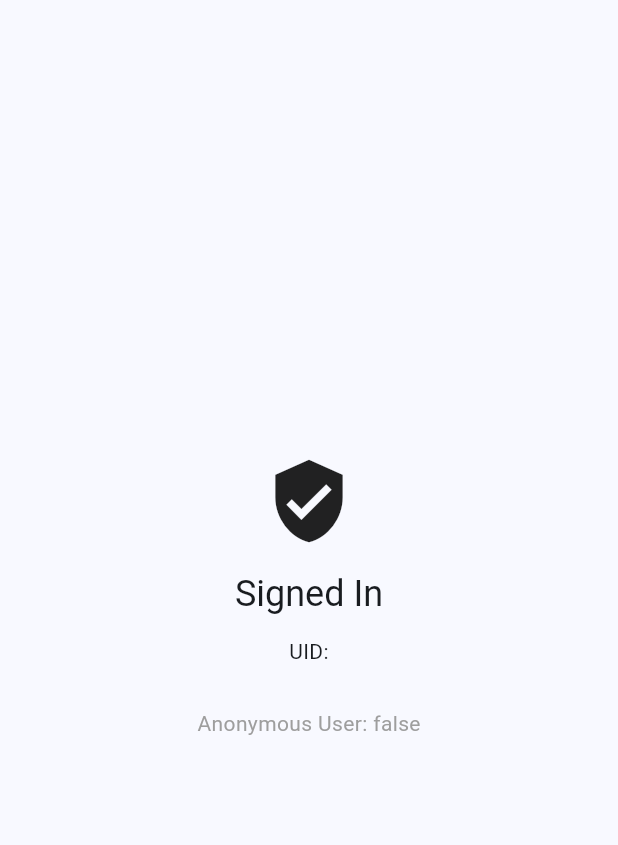
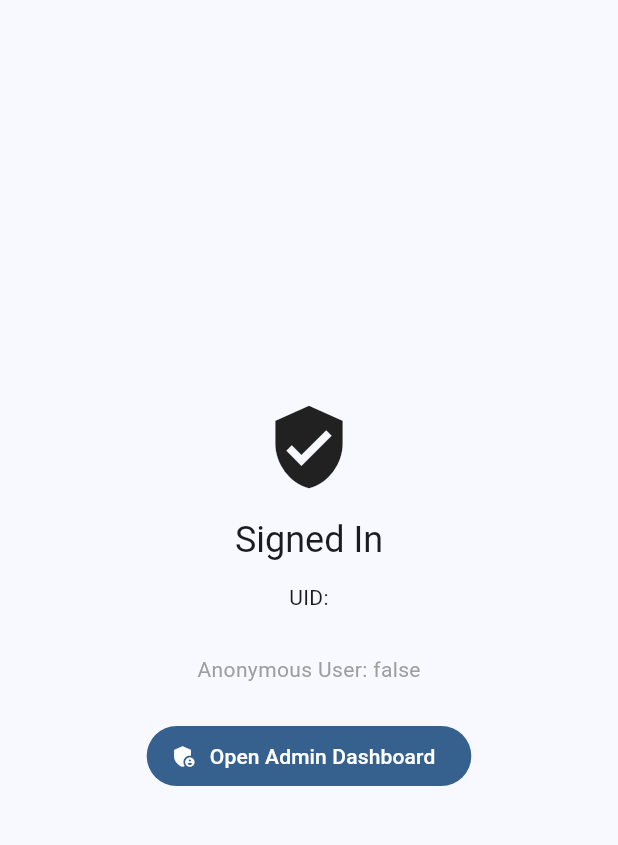
Before and after one commit to YazanHajjaj/campus_buddy, a Flutter app: the screen it shows once a user with an empty profile is signed in, on a phone screen of 412 x 824 dp, the part 63-908 px from its top. Run offline on Flutter 3.47's test engine with Material 3 defaults, Android fonts, the light colour scheme and no system bars; our stand-ins replace cloud_firestore, file_picker, firebase_auth, firebase_core, firebase_storage; accounts and stored records are empty; network calls fail.

Commit message:
Phase 5: Admin dashboard and management screens (UI only)

```diff
--- a/lib/main.dart
+++ b/lib/main.dart
@@ -1,28 +1,28 @@
 import 'package:flutter/material.dart';
+import 'package:firebase_auth/firebase_auth.dart';
 import 'package:firebase_core/firebase_core.dart';
-import 'package:firebase_auth/firebase_auth.dart';
 
 import 'firebase_options.dart';
 
-// Debug/testing
+// Core
+import 'core/auth/sign_in_screen.dart';
+import 'core/services/auth_service.dart';
+
+// Debug
 import 'debug/developer_tools_screen.dart';
 
-// Authentication
-import 'core/auth/sign_in_screen.dart';
-import 'core/services/auth_service.dart';
+// Admin
+import 'features/admin/screens/admin_dashboard_screen.dart';
 
 Future<void> main() async {
   WidgetsFlutterBinding.ensureInitialized();
 
-  // Initialize Firebase
   await Firebase.initializeApp(
     options: DefaultFirebaseOptions.currentPlatform,
   );
 
-  // Anonymous fallback sign-in for development
-  final auth = FirebaseAuth.instance;
-  if (auth.currentUser == null) {
-    await auth.signInAnonymously();
+  if (FirebaseAuth.instance.currentUser == null) {
+    await FirebaseAuth.instance.signInAnonymously();
   }
 
   runApp(const CampusBuddyApp());
@@ -35,42 +35,32 @@ class CampusBuddyApp extends StatelessWidget {
   Widget build(BuildContext context) {
     return MaterialApp(
       title: 'Campus Buddy',
-      theme: ThemeData(
-        useMaterial3: true,
-        colorSchemeSeed: Colors.blue,
-      ),
+      debugShowCheckedModeBanner: false,
+      theme: ThemeData(useMaterial3: true, colorSchemeSeed: Colors.blue),
       home: const AuthGate(),
-      debugShowCheckedModeBanner: false,
     );
   }
 }
 
-/// Selects initial screen based on FirebaseAuth state.
 class AuthGate extends StatelessWidget {
   const AuthGate({super.key});
 
   @override
   Widget build(BuildContext context) {
-    return StreamBuilder(
+    return StreamBuilder<User?>(
       stream: AuthService().authStateChanges,
       builder: (context, snapshot) {
         if (snapshot.connectionState == ConnectionState.waiting) {
-          return const Scaffold(
-            body: Center(child: CircularProgressIndicator()),
-          );
+          return const Scaffold(body: Center(child: CircularProgressIndicator()));
         }
 
-        if (snapshot.hasData) {
-          return const HomeScreen();
-        }
-
+        if (snapshot.hasData) return const HomeScreen();
         return const SignInScreen();
       },
     );
   }
 }
 
-/// Home screen with user info and access to Developer Tools.
 class HomeScreen extends StatelessWidget {
   const HomeScreen({super.key});
 
@@ -87,47 +77,43 @@ class HomeScreen extends StatelessWidget {
               if (value == "dev_tools") {
                 Navigator.push(
                   context,
-                  MaterialPageRoute(
-                    builder: (_) => const DeveloperToolsScreen(),
-                  ),
+                  MaterialPageRoute(builder: (_) => const DeveloperToolsScreen()),
                 );
               } else if (value == "logout") {
                 await AuthService().signOut();
               }
             },
             itemBuilder: (context) => const [
-              PopupMenuItem(
-                value: "dev_tools",
-                child: Text("Developer Tools"),
-              ),
-              PopupMenuItem(
-                value: "logout",
-                child: Text("Sign Out"),
-              ),
+              PopupMenuItem(value: "dev_tools", child: Text("Developer Tools")),
+              PopupMenuItem(value: "logout", child: Text("Sign Out")),
             ],
-          )
+          ),
         ],
       ),
-
       body: Center(
         child: Column(
           mainAxisSize: MainAxisSize.min,
           children: [
             const Icon(Icons.verified_user, size: 60),
             const SizedBox(height: 16),
-            Text(
-              "Signed In",
-              style: Theme.of(context).textTheme.headlineSmall,
-            ),
+            Text("Signed In", style: Theme.of(context).textTheme.headlineSmall),
             const SizedBox(height: 12),
-            Text(
-              "UID:\n${user?.uid}",
-              textAlign: TextAlign.center,
-            ),
+            Text("UID:\n${user?.uid ?? "-"}", textAlign: TextAlign.center),
             const SizedBox(height: 8),
             Text(
-              "Anonymous User: ${user?.isAnonymous}",
+              "Anonymous User: ${user?.isAnonymous ?? false}",
               style: const TextStyle(color: Colors.grey),
+            ),
+            const SizedBox(height: 24),
+            FilledButton.icon(
+              icon: const Icon(Icons.admin_panel_settings),
+              label: const Text("Open Admin Dashboard"),
+              onPressed: () {
+                Navigator.push(
+                  context,
+                  MaterialPageRoute(builder: (_) => const AdminDashboardScreen()),
+                );
+              },
             ),
           ],
         ),
```
Also changed, not shown: lib/features/admin/screens/admin_dashboard_screen.dart (added, +107 -0 lines), lib/features/admin/screens/manage_events_screen.dart (added, +15 -0 lines), lib/features/admin/screens/manage_resources_screen.dart (added, +17 -0 lines), lib/features/admin/screens/manage_users_screen.dart (added, +15 -0 lines).
